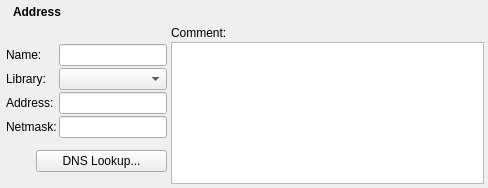
The window that src/gui/ipv4dialog_q.ui (fwbuilder/fwbuilder) describes before a commit, drawn with Qt 5.
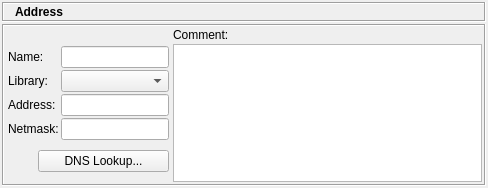
The same window after the commit. Icons and pictures are not drawn.

The edit to the form file:
```diff
--- a/src/gui/ipv4dialog_q.ui
+++ b/src/gui/ipv4dialog_q.ui
@@ -66,10 +66,10 @@
         </size>
        </property>
        <property name="frameShape" >
-        <enum>QFrame::NoFrame</enum>
+        <enum>QFrame::Box</enum>
        </property>
        <property name="frameShadow" >
-        <enum>QFrame::Plain</enum>
+        <enum>QFrame::Sunken</enum>
        </property>
        <layout class="QGridLayout" >
         <property name="leftMargin" >
@@ -104,6 +104,15 @@
             <bold>true</bold>
            </font>
           </property>
+          <property name="frameShape" >
+           <enum>QFrame::NoFrame</enum>
+          </property>
+          <property name="lineWidth" >
+           <number>1</number>
+          </property>
+          <property name="midLineWidth" >
+           <number>0</number>
+          </property>
           <property name="text" >
            <string>Address</string>
           </property>
@@ -143,10 +152,10 @@
         </sizepolicy>
        </property>
        <property name="frameShape" >
-        <enum>QFrame::NoFrame</enum>
+        <enum>QFrame::Box</enum>
        </property>
        <property name="frameShadow" >
-        <enum>QFrame::Plain</enum>
+        <enum>QFrame::Sunken</enum>
        </property>
        <layout class="QGridLayout" >
         <property name="leftMargin" >
```
